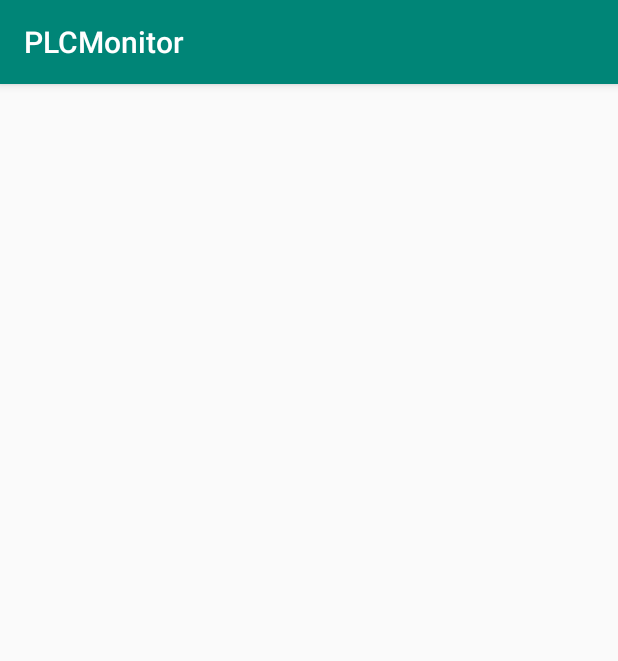
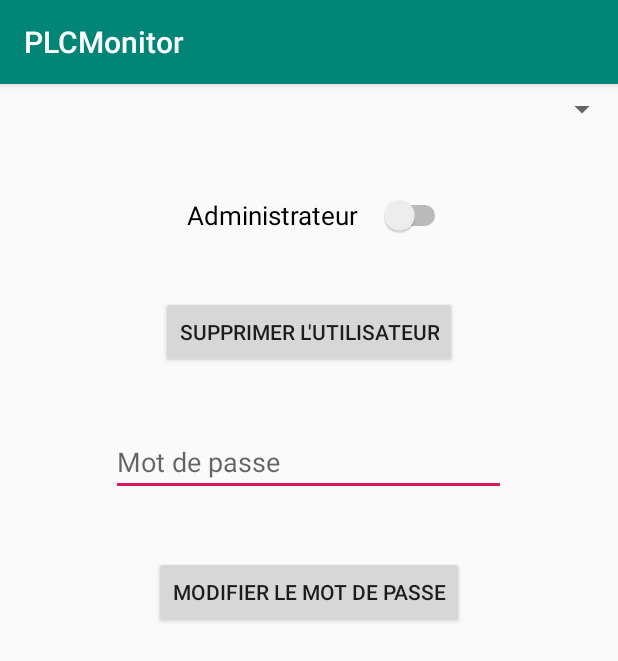
Before and after one commit to l-Legacy-l/S7-PLC-Monitor, an Android app: the ManagementUserActivity screen opened directly, with no data from a screen before it, on a phone screen of 412 x 824 dp. Shown: the top 661 px of the screen. Run offline under Robolectric (Android 15) with nearby library versions, the phone set to English and light mode, and no system bars.

Commit message:
Personnalisation de la vue pour la gestion d'utilisateur

```diff
--- a/app/src/main/java/com/example/fabio/plcmonitor/Activity/ManagementUserActivity.java
+++ b/app/src/main/java/com/example/fabio/plcmonitor/Activity/ManagementUserActivity.java
@@ -3,6 +3,7 @@ package com.example.fabio.plcmonitor.Activity;
 import android.support.v7.app.AppCompatActivity;
 import android.os.Bundle;
 
+import com.example.fabio.plcmonitor.BDD.User;
 import com.example.fabio.plcmonitor.R;
 
 public class ManagementUserActivity extends AppCompatActivity {
--- a/app/src/main/res/layout/activity_management_user.xml
+++ b/app/src/main/res/layout/activity_management_user.xml
@@ -1,9 +1,53 @@
 <?xml version="1.0" encoding="utf-8"?>
-<android.support.constraint.ConstraintLayout xmlns:android="http://schemas.android.com/apk/res/android"
+<LinearLayout xmlns:android="http://schemas.android.com/apk/res/android"
     xmlns:app="http://schemas.android.com/apk/res-auto"
     xmlns:tools="http://schemas.android.com/tools"
     android:layout_width="match_parent"
     android:layout_height="match_parent"
+    android:orientation="vertical"
     tools:context=".Activity.ManagementUserActivity">
 
-</android.support.constraint.ConstraintLayout>
+    <Spinner
+        android:id="@+id/spi_select"
+        android:layout_width="match_parent"
+        android:layout_height="34dp" />
+
+    <Switch
+        android:id="@+id/sw_admin"
+        android:layout_width="190dp"
+        android:layout_height="wrap_content"
+        android:layout_alignParentStart="true"
+        android:layout_centerInParent="true"
+        android:layout_gravity="center"
+        android:layout_marginTop="40dp"
+        android:gravity="center"
+        android:text="Administrateur"
+        android:textSize="17sp" />
+
+    <Button
+        android:id="@+id/bt_muser_delete"
+        android:layout_width="wrap_content"
+        android:layout_height="wrap_content"
+        android:layout_gravity="center"
+        android:layout_marginTop="40dp"
+        android:gravity="center"
+        android:text="Supprimer l'utilisateur" />
+
+    <EditText
+        android:id="@+id/et_muser_mdp"
+        android:layout_width="263dp"
+        android:layout_height="wrap_content"
+        android:layout_gravity="center"
+        android:layout_marginTop="40dp"
+        android:ems="10"
+        android:hint="Mot de passe"
+        android:inputType="textPersonName" />
+
+    <Button
+        android:id="@+id/bt_muser_editMdp"
+        android:layout_width="wrap_content"
+        android:layout_height="wrap_content"
+        android:layout_gravity="center"
+        android:layout_marginTop="40dp"
+        android:text="Modifier le mot de passe" />
+</LinearLayout>
```
